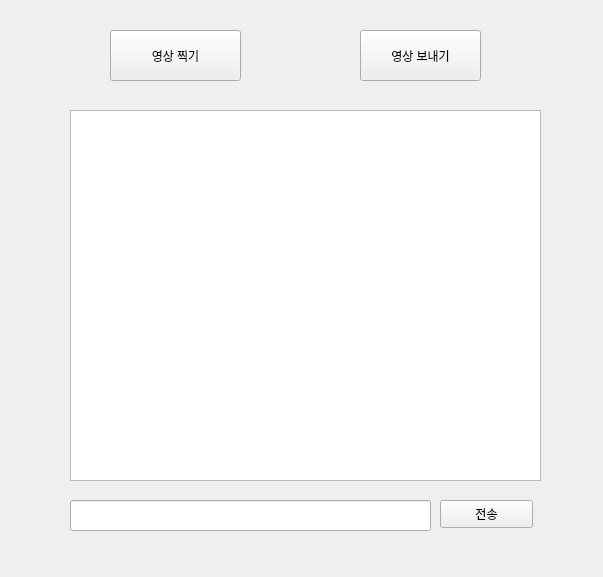
This is serverChat.ui in sy83085/Pat-a-Mat as Qt 5 draws it before an edit. The edited form follows.
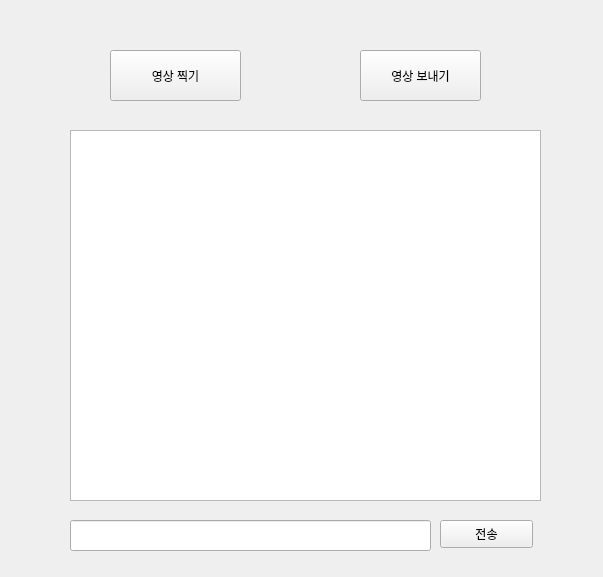
This is the edited form.

The edit to the form file:
```diff
--- a/serverChat.ui
+++ b/serverChat.ui
@@ -13,56 +13,61 @@
   <property name="windowTitle">
    <string>Form</string>
   </property>
-  <widget class="QPushButton" name="videoBtn">
+  <widget class="QStackedWidget" name="stackedWidget">
    <property name="geometry">
     <rect>
-     <x>110</x>
-     <y>30</y>
-     <width>131</width>
-     <height>51</height>
+     <x>10</x>
+     <y>20</y>
+     <width>571</width>
+     <height>531</height>
     </rect>
    </property>
-   <property name="text">
-    <string>영상 찍기</string>
+   <property name="currentIndex">
+    <number>1</number>
    </property>
-  </widget>
-  <widget class="QPushButton" name="videoSend">
+   <widget class="QWidget" name="page">
+    <widget class="QLabel" name="label">
    <property name="geometry">
     <rect>
-     <x>360</x>
-     <y>30</y>
-     <width>121</width>
-     <height>51</height>
-    </rect>
-   </property>
+       <x>100</x>
+       <y>80</y>
+       <width>411</width>
+       <height>271</height>
+      </rect>
+     </property>
+     <property name="styleSheet">
+      <string notr="true">font: 36pt &quot;Agency FB&quot;;</string>
+     </property>
    <property name="text">
-    <string>영상 보내기</string>
+      <string>연결 대기중...</string>
+     </property>
+    </widget>
+   </widget>
+   <widget class="QWidget" name="page_2">
+    <widget class="QLineEdit" name="lineEdit">
+     <property name="geometry">
+      <rect>
+       <x>60</x>
+       <y>500</y>
+       <width>361</width>
+       <height>31</height>
+      </rect>
    </property>
   </widget>
   <widget class="QTextBrowser" name="textBrowser">
    <property name="geometry">
     <rect>
-     <x>70</x>
+       <x>60</x>
      <y>110</y>
      <width>471</width>
      <height>371</height>
     </rect>
    </property>
   </widget>
-  <widget class="QLineEdit" name="lineEdit">
-   <property name="geometry">
-    <rect>
-     <x>70</x>
-     <y>500</y>
-     <width>361</width>
-     <height>31</height>
-    </rect>
-   </property>
-  </widget>
   <widget class="QPushButton" name="textSend">
    <property name="geometry">
     <rect>
-     <x>440</x>
+       <x>430</x>
      <y>500</y>
      <width>93</width>
      <height>28</height>
@@ -71,6 +76,34 @@
    <property name="text">
     <string>전송</string>
    </property>
+    </widget>
+    <widget class="QPushButton" name="videoBtn">
+     <property name="geometry">
+      <rect>
+       <x>100</x>
+       <y>30</y>
+       <width>131</width>
+       <height>51</height>
+      </rect>
+     </property>
+     <property name="text">
+      <string>영상 찍기</string>
+     </property>
+    </widget>
+    <widget class="QPushButton" name="videoSend">
+     <property name="geometry">
+      <rect>
+       <x>350</x>
+       <y>30</y>
+       <width>121</width>
+       <height>51</height>
+      </rect>
+     </property>
+     <property name="text">
+      <string>영상 보내기</string>
+     </property>
+    </widget>
+   </widget>
   </widget>
  </widget>
  <resources/>
```
Lines whose indentation alone changed are shown as unchanged.
